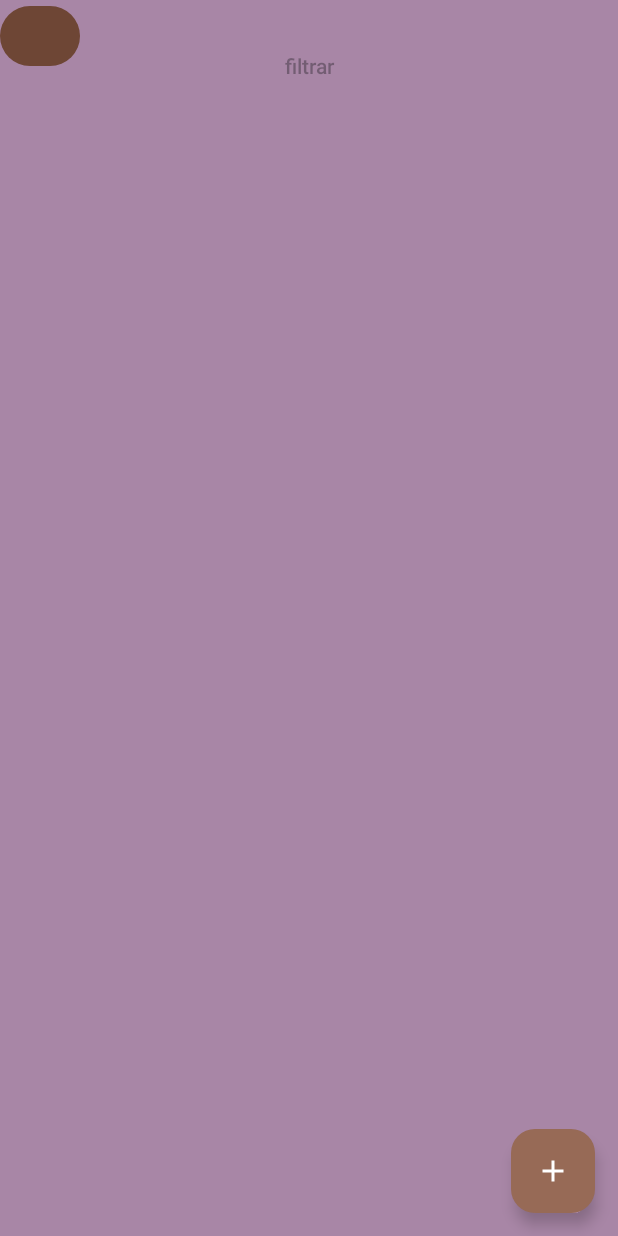
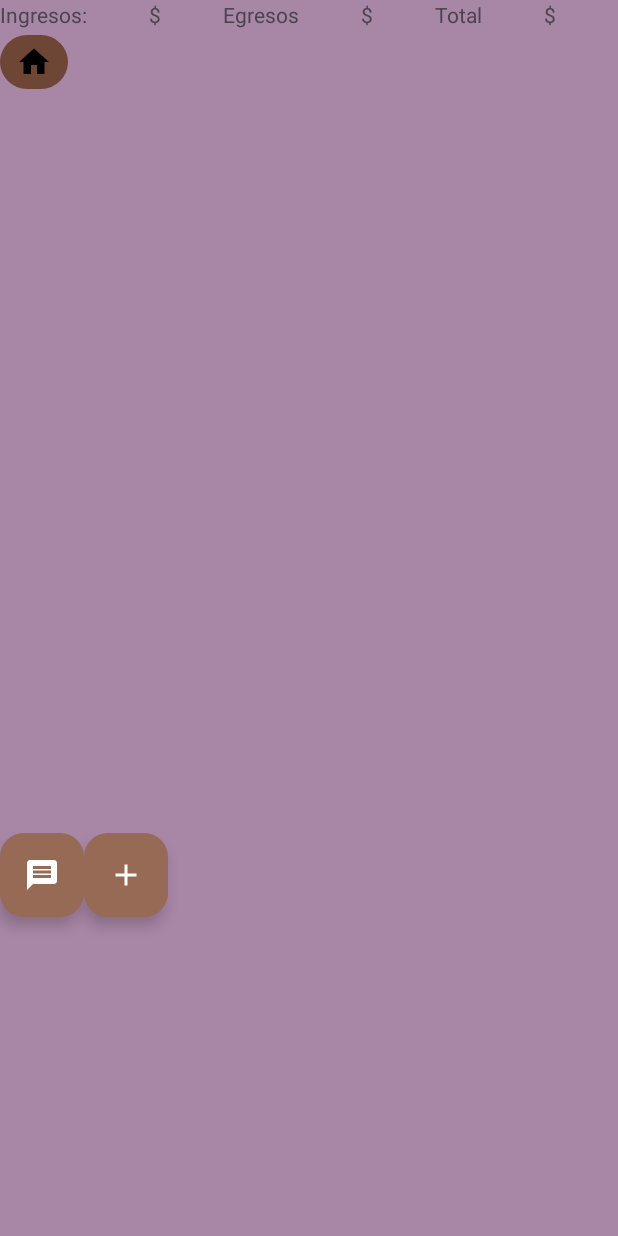
Before and after one commit to Faust0z/Kauppa_App, an Android app: the layout fragment_caja_diaria.xml on its own in the app's theme, with its tools: preview values and no code run, on a phone screen of 412 x 824 dp. Run offline under Robolectric (Android 15) with nearby library versions, the phone set to English and light mode, and no system bars.

Commit message:
Pulidos después del merge

```diff
--- a/app/src/main/java/com/example/kauppa_emp/FiltrarPorFechaBalGnral.java
+++ b/app/src/main/java/com/example/kauppa_emp/FiltrarPorFechaBalGnral.java
@@ -100,7 +100,7 @@ public class FiltrarPorFechaBalGnral extends AppCompatActivity {
                 String detalle = cursor.getString(3);
                 String tipo = cursor.getString(4);
 
-                Movimientos movimiento = new Movimientos(id, fecha, detalle, monto, tipo);
+                Movimientos movimiento = new Movimientos(id, fecha, monto, detalle, tipo);
                 items.add(movimiento);
             }
         }
--- a/app/src/main/java/com/example/kauppa_emp/MasInfoCompras.java
+++ b/app/src/main/java/com/example/kauppa_emp/MasInfoCompras.java
@@ -77,8 +77,8 @@ public class MasInfoCompras extends AppCompatActivity {
         if (getIntent().hasExtra("movId")){
             String id = getIntent().getStringExtra("movId");
             String fecha = getIntent().getStringExtra("movFecha");
+            String monto = getIntent().getStringExtra("movMonto");
             String detalle = getIntent().getStringExtra("movDetalle");
-            String monto = getIntent().getStringExtra("movMonto");
             String idTipos = getIntent().getStringExtra("movIdTipos");
             String movNomCliente = getIntent().getStringExtra("movNomCliente");
 
--- a/app/src/main/java/com/example/kauppa_emp/fragments/CajaDiariaFragment.java
+++ b/app/src/main/java/com/example/kauppa_emp/fragments/CajaDiariaFragment.java
@@ -182,11 +182,11 @@ public class CajaDiariaFragment extends BaseFragment<Movimientos> {
         new MaterialAlertDialogBuilder(getContext())
                 .setView(dialogView)
                 .setPositiveButton("Agregar", (dialog, which) -> {
+                    String monto = editText_Monto_CajaDiaria.getText().toString();
                     String detalle = editText_Detalle_CajaDiaria.getText().toString();
-                    String monto = editText_Monto_CajaDiaria.getText().toString();
                     boolean esEntrada = radButton_Entrada_CajaDiaria.isChecked();
 
-                    if (insertBDD(detalle, monto, esEntrada) != -1) {
+                    if (insertBDD(monto, detalle, esEntrada) != -1) {
                         Toast.makeText(getContext(), "Elemento agregado con éxito", Toast.LENGTH_SHORT).show();
                         addElementsToRecyclerView();
                     } else {
@@ -210,7 +210,7 @@ public class CajaDiariaFragment extends BaseFragment<Movimientos> {
         });
     }
 
-    private long insertBDD(String detalle, String monto, boolean esEntrada) {
+    private long insertBDD(String monto, String detalle, boolean esEntrada) {
         String tipo;
         //Todo: placeholders para probar el Balance Gnral
         if (esEntrada) {
@@ -218,6 +218,6 @@ public class CajaDiariaFragment extends BaseFragment<Movimientos> {
         } else {
             tipo = TiposMovimiento.VARIOS;
         }
-        return dbHelper.addMovimiento(fechaActual, detalle, monto, Integer.parseInt(tipo));
+        return dbHelper.addMovimiento(fechaActual, monto, detalle, Integer.parseInt(tipo));
     }
 }
--- a/app/src/main/res/layout/fragment_caja_diaria.xml
+++ b/app/src/main/res/layout/fragment_caja_diaria.xml
@@ -8,38 +8,102 @@
     android:background="@color/material_dynamic_tertiary60"
     tools:context=".fragments.CajaDiariaFragment">
 
+    <LinearLayout
+        android:layout_width="match_parent"
+        android:layout_height="666dp"
+        android:orientation="vertical">
+
+        <LinearLayout
+            android:id="@+id/layout_EntSalTotal_CajaDiaria"
+            android:layout_width="match_parent"
+            android:layout_height="wrap_content"
+            android:orientation="horizontal">
+
+            <TextView
+                android:id="@+id/textView_Ingresos_CajaDiaria"
+                android:layout_width="wrap_content"
+                android:layout_height="wrap_content"
+                android:layout_weight="1"
+                android:text="Ingresos:" />
+
+            <TextView
+                android:id="@+id/textView_IngresosCant_CajaDiaria"
+                android:layout_width="wrap_content"
+                android:layout_height="wrap_content"
+                android:layout_weight="1"
+                android:text="$" />
+
+            <TextView
+                android:id="@+id/textView_Egresos_CajaDiaria"
+                android:layout_width="wrap_content"
+                android:layout_height="wrap_content"
+                android:layout_weight="1"
+                android:text="Egresos" />
+
+            <TextView
+                android:id="@+id/textView_EgresosCant_CajaDiaria"
+                android:layout_width="wrap_content"
+                android:layout_height="wrap_content"
+                android:layout_weight="1"
+                android:text="$" />
+
+            <TextView
+                android:id="@+id/textView_Total_CajaDiaria"
+                android:layout_width="wrap_content"
+                android:layout_height="wrap_content"
+                android:layout_weight="1"
+                android:text="Total" />
+
+            <TextView
+                android:id="@+id/textView_TotalCant_CajaDiaria"
+                android:layout_width="wrap_content"
+                android:layout_height="wrap_content"
+                android:layout_weight="1"
+                android:text="$" />
+        </LinearLayout>
+
+        <!-- Es necesario que este botón esté como "gone" en vez de eliminarlo directamente -->
         <Button
-        android:id="@+id/buttonFiltrarCajaDiaria"
+            android:id="@+id/button_Filtrar_CajaDiaria"
             android:layout_width="match_parent"
             android:layout_height="87dp"
-        android:background="?android:attr/selectableItemBackground"
-        android:hint="filtrar"
-        android:stateListAnimator="@null" />
+            android:visibility="gone" />
 
-    <!-- Se puede configurar que no sea visible el botón hasta que se introduzca una fecha filtro -->
         <Button
             android:id="@+id/button_irBalGnral_CajaDiaria"
-        android:layout_width="53dp"
-        android:layout_height="wrap_content"
-        app:srcCompat="@drawable/baseline_home_24"/>
+            android:layout_width="45dp"
+            android:layout_height="44dp"
+            android:drawableBottom="@drawable/baseline_home_24" />
 
         <androidx.recyclerview.widget.RecyclerView
-        android:id="@+id/recyclerView_cajaDiaria"
+            android:id="@+id/recView_CajaDiaria"
             android:layout_width="match_parent"
-        android:layout_height="643dp"
-        android:layout_gravity="bottom
-"
-        tools:listitem="" />
+            android:layout_height="492dp"
+            android:layout_gravity="bottom"
+            tools:listitem="">
+
+        </androidx.recyclerview.widget.RecyclerView>
+
+        <LinearLayout
+            android:layout_width="match_parent"
+            android:layout_height="85dp"
+            android:orientation="horizontal">
 
             <com.google.android.material.floatingactionbutton.FloatingActionButton
-        android:id="@+id/addButton_caja_diaria"
+                android:id="@+id/floatButton_Whatsapp_CajaDiaria"
+                android:layout_width="match_parent"
+                android:layout_height="wrap_content"
+                android:clickable="true"
+                android:src="@drawable/baseline_message_24" />
+
+            <com.google.android.material.floatingactionbutton.FloatingActionButton
+                android:id="@+id/floatButton_add_CajaDiaria"
                 android:layout_width="wrap_content"
                 android:layout_height="wrap_content"
-        android:layout_gravity="bottom|end"
-        android:layout_marginEnd="15dp"
-        android:layout_marginBottom="15dp"
+                android:layout_gravity="end"
                 app:layout_constraintBottom_toBottomOf="@+id/frame_layout"
                 app:layout_constraintEnd_toEndOf="@+id/frame_layout"
                 app:srcCompat="@drawable/baseline_add_24" />
-
+        </LinearLayout>
+    </LinearLayout>
 </FrameLayout>
```
Lines whose indentation alone changed are shown as unchanged.
